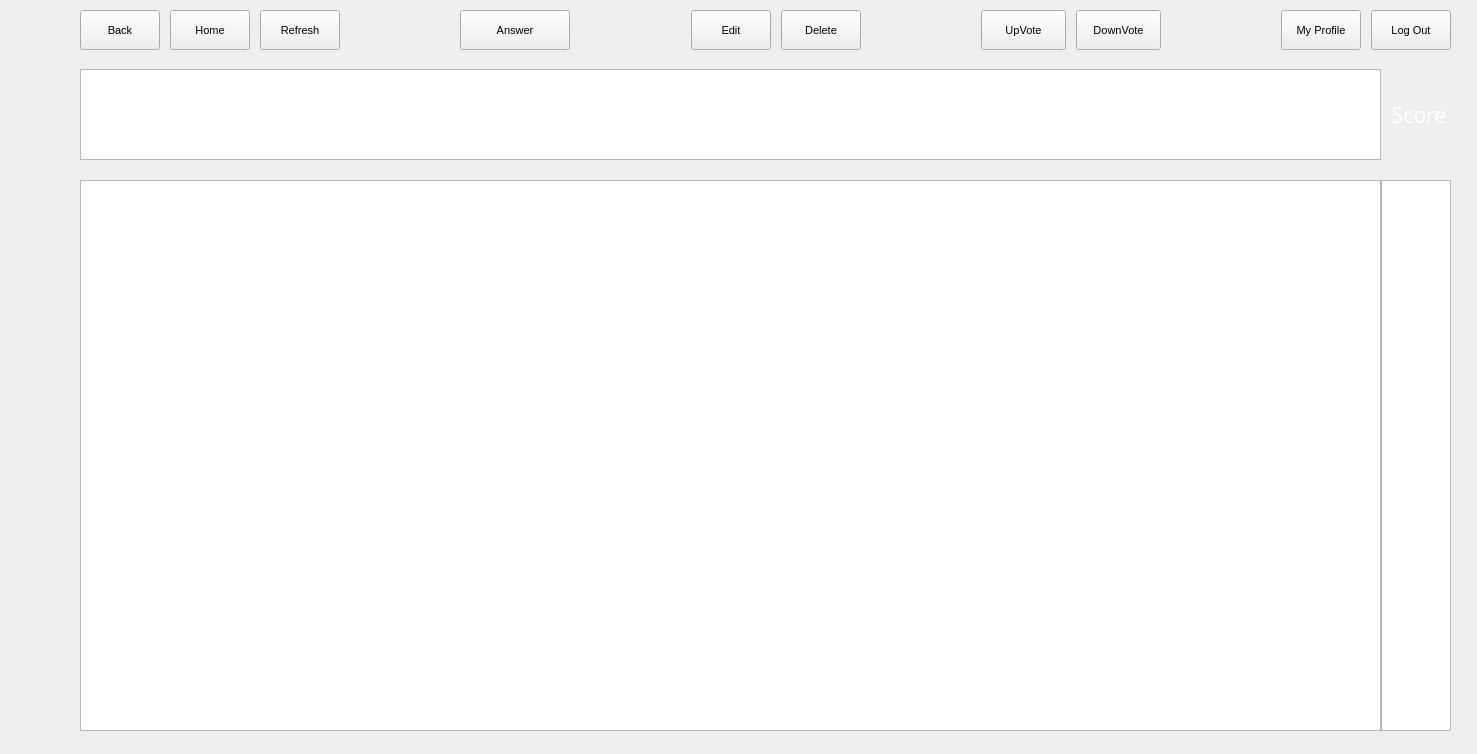
AndreiPascu180/OOP_Forum, file ForumClient/others.ui: the form before one commit.
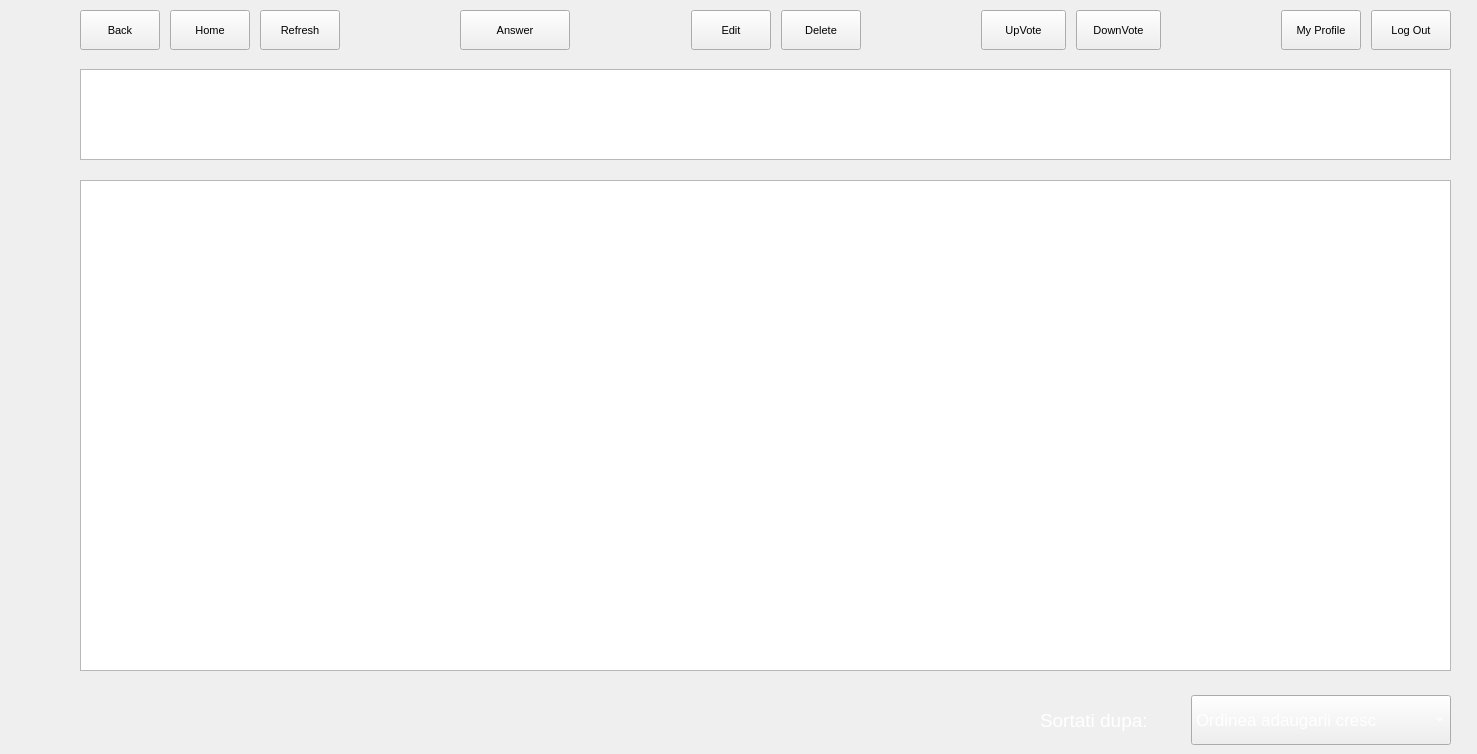
The form after the commit. The open tabs and pages were chosen to show the change.

The edit to the form file:
```diff
--- a/ForumClient/others.ui
+++ b/ForumClient/others.ui
@@ -683,7 +683,7 @@
       </item>
      </layout>
     </widget>
-    <widget class="QWidget" name="">
+    <widget class="QWidget" name="layoutWidget">
      <property name="geometry">
       <rect>
        <x>80</x>
@@ -704,46 +704,15 @@
         </property>
        </widget>
       </item>
-      <item>
-       <widget class="QLabel" name="label_2">
-        <property name="minimumSize">
-         <size>
-          <width>70</width>
-          <height>0</height>
-         </size>
-        </property>
-        <property name="maximumSize">
-         <size>
-          <width>70</width>
-          <height>16777215</height>
-         </size>
-        </property>
-        <property name="font">
-         <font>
-          <family>Segoe UI Light</family>
-          <pointsize>16</pointsize>
-          <italic>false</italic>
-          <bold>false</bold>
-         </font>
-        </property>
-        <property name="styleSheet">
-         <string notr="true">font: 300 16pt &quot;Segoe UI Light&quot;;
-color: rgb(255, 255, 255)</string>
-        </property>
-        <property name="text">
-         <string>  Score</string>
-        </property>
-       </widget>
-      </item>
      </layout>
     </widget>
-    <widget class="QWidget" name="">
+    <widget class="QWidget" name="layoutWidget">
      <property name="geometry">
       <rect>
        <x>80</x>
        <y>180</y>
        <width>1371</width>
-       <height>551</height>
+       <height>491</height>
       </rect>
      </property>
      <layout class="QHBoxLayout" name="horizontalLayout_5">
@@ -761,20 +730,69 @@
         </property>
        </widget>
       </item>
+     </layout>
+    </widget>
+    <widget class="QWidget" name="layoutWidget">
+     <property name="geometry">
+      <rect>
+       <x>1040</x>
+       <y>679</y>
+       <width>411</width>
+       <height>82</height>
+      </rect>
+     </property>
+     <layout class="QHBoxLayout" name="horizontalLayout_6">
       <item>
-       <widget class="QListWidget" name="listWidget">
+       <widget class="QLabel" name="label_2">
+        <property name="font">
+         <font>
+          <pointsize>14</pointsize>
+         </font>
+        </property>
+        <property name="styleSheet">
+         <string notr="true">color:rgb(255, 255, 255)</string>
+        </property>
+        <property name="text">
+         <string>Sortati dupa:</string>
+        </property>
+       </widget>
+      </item>
+      <item>
+       <widget class="QComboBox" name="comboBox">
         <property name="minimumSize">
          <size>
-          <width>70</width>
-          <height>0</height>
+          <width>260</width>
+          <height>50</height>
          </size>
         </property>
-        <property name="maximumSize">
-         <size>
-          <width>70</width>
-          <height>16777215</height>
-         </size>
+        <property name="font">
+         <font>
+          <pointsize>13</pointsize>
+         </font>
         </property>
+        <property name="styleSheet">
+         <string notr="true">color:rgb(255, 255, 255)</string>
+        </property>
+        <item>
+         <property name="text">
+          <string>Ordinea adaugarii cresc</string>
+         </property>
+        </item>
+        <item>
+         <property name="text">
+          <string>Ordinea adaugarii desc</string>
+         </property>
+        </item>
+        <item>
+         <property name="text">
+          <string>Scor desc</string>
+         </property>
+        </item>
+        <item>
+         <property name="text">
+          <string>Scor cresc</string>
+         </property>
+        </item>
        </widget>
       </item>
      </layout>
```
